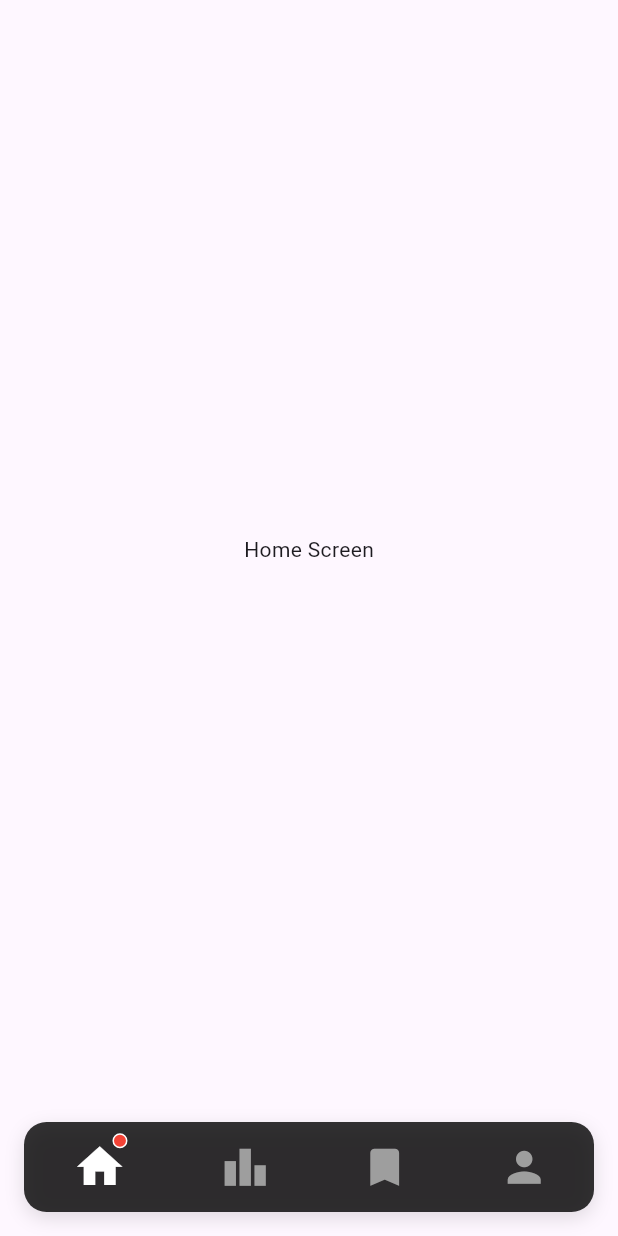
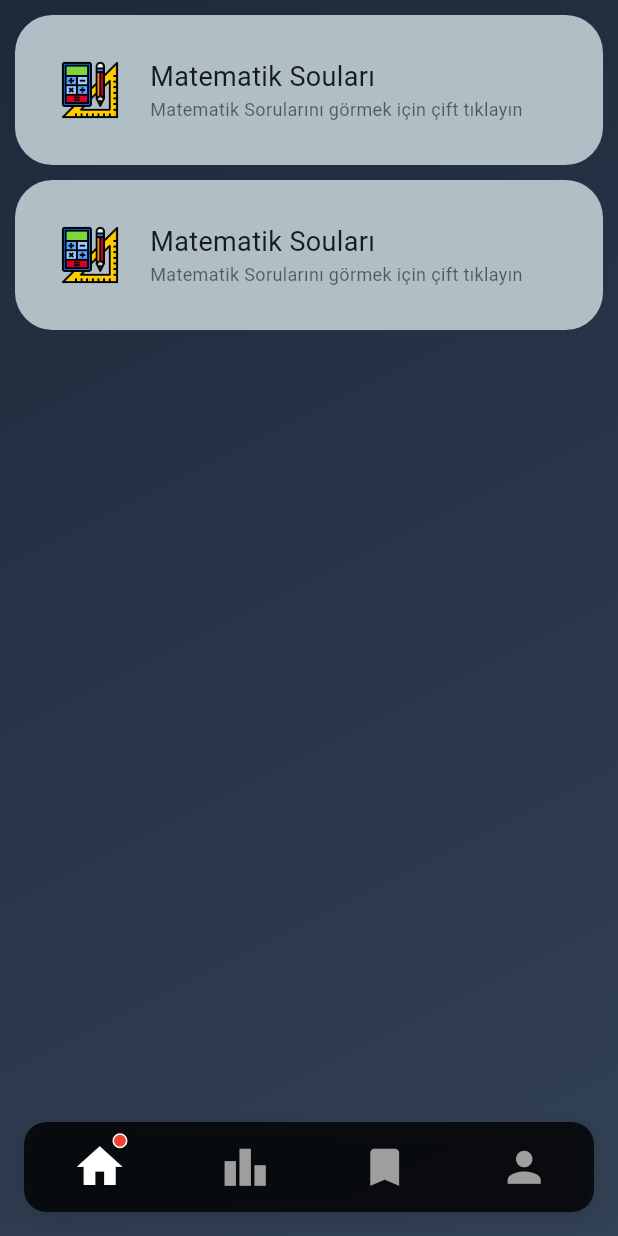
Before and after one commit to Berk2259/QuizUp, a Flutter app: the screen it shows after launch, on a phone screen of 412 x 824 dp. Run offline on Flutter 3.47's test engine with Material 3 defaults, Android fonts, the phone set to English and light mode, and no system bars.

Commit message:
container yapıları oluşturuldu

```diff
--- /dev/null
+++ b/lib/Containers/containers.dart
@@ -0,0 +1 @@
+export 'question_container.dart';
--- /dev/null
+++ b/lib/Containers/question_container.dart
@@ -0,0 +1,59 @@
+import 'package:flutter/material.dart';
+
+class QuestionContainer extends StatelessWidget {
+  final String imagePath;
+  final String title;
+  final String subtitle;
+  const QuestionContainer({
+    super.key,
+    required this.imagePath,
+    required this.title,
+    required this.subtitle,
+  });
+
+  @override
+  Widget build(BuildContext context) {
+    return Padding(
+      padding: const EdgeInsets.only(top: 10, left: 10, right: 10),
+      child: GestureDetector(
+        onDoubleTap: () {},
+        child: Container(
+          width: double.infinity,
+          height: 100,
+          decoration: BoxDecoration(
+            borderRadius: BorderRadius.circular(25),
+            color: Colors.blueGrey.shade200,
+          ),
+          child: Row(
+            children: [
+              Padding(
+                padding: const EdgeInsets.only(left: 30.0),
+                child: CircleAvatar(
+                  backgroundColor: Colors.transparent,
+                  child: Image.asset(imagePath),
+                ),
+              ),
+              SizedBox(width: 20),
+              Expanded(
+                child: Column(
+                  mainAxisAlignment: MainAxisAlignment.center,
+                  crossAxisAlignment: CrossAxisAlignment.start,
+                  children: [
+                    Text(
+                      title,
+                      style: TextStyle(fontSize: 18, color: Colors.black87),
+                    ),
+                    Text(
+                      subtitle,
+                      style: TextStyle(fontSize: 12, color: Colors.black54),
+                    ),
+                  ],
+                ),
+              ),
+            ],
+          ),
+        ),
+      ),
+    );
+  }
+}
--- a/lib/Screen/bottombar_scren.dart
+++ b/lib/Screen/bottombar_scren.dart
@@ -20,6 +20,7 @@ class _BottombarScrenState extends State<BottombarScren> {
   @override
   Widget build(BuildContext context) {
     return Scaffold(
+      extendBody: true,
       body: page[selectedIndex],
       bottomNavigationBar: customBottomNavBar(),
     );
--- a/lib/Screen/home_screen.dart
+++ b/lib/Screen/home_screen.dart
@@ -1,4 +1,5 @@
 import 'package:flutter/material.dart';
+import 'package:quizup/Containers/containers.dart';
 
 class HomeScreen extends StatelessWidget {
   const HomeScreen({super.key});
@@ -6,8 +7,39 @@ class HomeScreen extends StatelessWidget {
   @override
   Widget build(BuildContext context) {
     return Scaffold(
-      body: Center(
-        child: Text('Home Screen'),
+      body: Container(
+        width: double.infinity,
+        height: double.infinity,
+        decoration: BoxDecoration(
+          gradient: LinearGradient(
+            begin: Alignment.topLeft,
+            end: Alignment.bottomRight,
+            colors: [
+              Color(0xFF1E293B), // Koyu mavi-gri
+              Color(0xFF334155), // Bir tık daha açık
+            ],
+          ),
+        ),
+        child: SafeArea(
+          child: Column(
+            children: [
+              Column(
+                children: [
+                  QuestionContainer(
+                    imagePath: 'assets/icons/tools.png',
+                    title: 'Matematik Souları',
+                    subtitle: 'Matematik Sorularını görmek için çift tıklayın',
+                  ),
+                  QuestionContainer(
+                    imagePath: 'assets/icons/tools.png',
+                    title: 'Matematik Souları',
+                    subtitle: 'Matematik Sorularını görmek için çift tıklayın',
+                  ),
+                ],
+              ),
+            ],
+          ),
+        ),
       ),
     );
   }
```
Also changed, not shown: pubspec.yaml (+4 -3 lines), assets/icons/tools.png (added).
